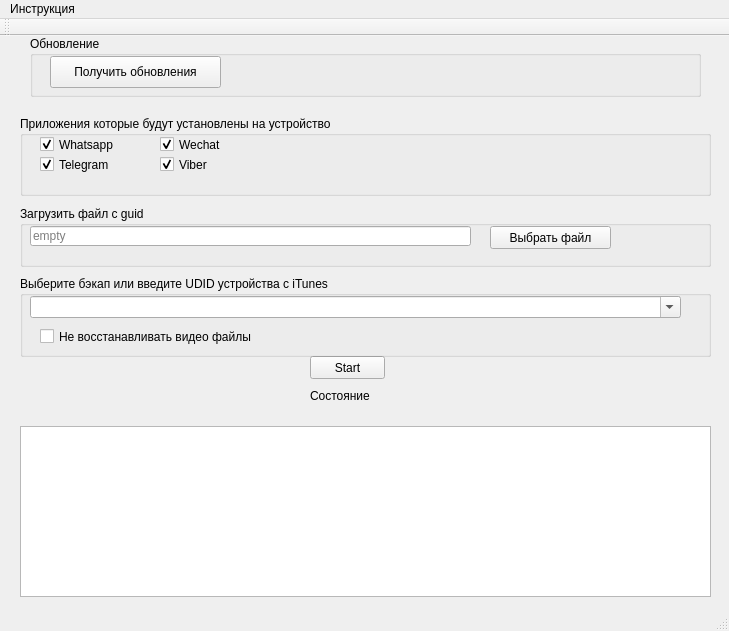
The window that mainwindow.ui (vohulg/iTunesParser) describes before a commit, drawn with Qt 5.
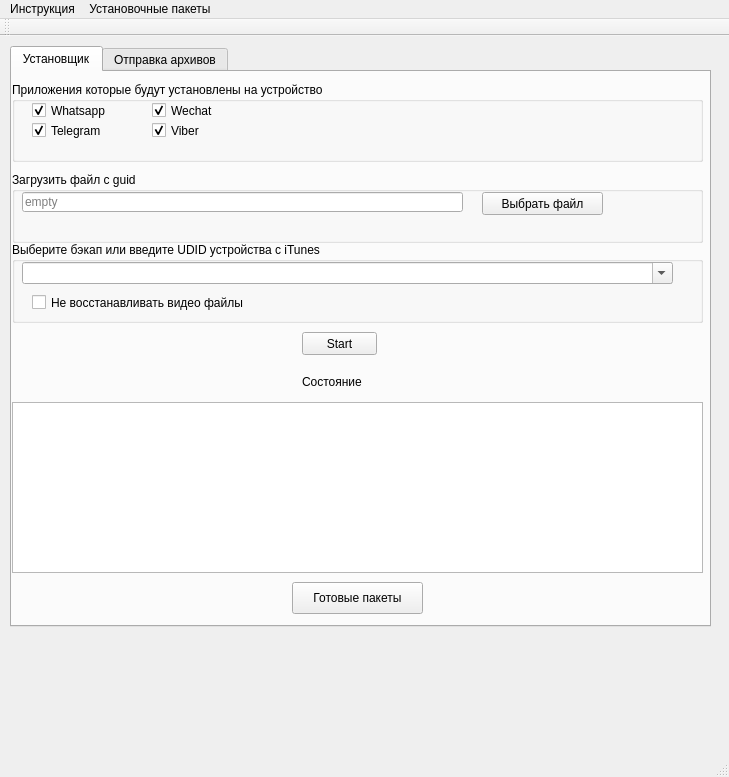
The same window after the commit.

Diff of the .ui file:
```diff
--- a/mainwindow.ui
+++ b/mainwindow.ui
@@ -10,49 +10,13 @@
     <x>0</x>
     <y>0</y>
     <width>729</width>
-    <height>631</height>
+    <height>777</height>
    </rect>
   </property>
   <property name="windowTitle">
    <string>itunesBackupParser</string>
   </property>
   <widget class="QWidget" name="centralWidget">
-   <widget class="QPushButton" name="startBtn">
-    <property name="geometry">
-     <rect>
-      <x>310</x>
-      <y>320</y>
-      <width>75</width>
-      <height>23</height>
-     </rect>
-    </property>
-    <property name="text">
-     <string>Start</string>
-    </property>
-   </widget>
-   <widget class="QTextBrowser" name="logTextBrowser">
-    <property name="geometry">
-     <rect>
-      <x>20</x>
-      <y>390</y>
-      <width>691</width>
-      <height>171</height>
-     </rect>
-    </property>
-   </widget>
-   <widget class="QLabel" name="label_2">
-    <property name="geometry">
-     <rect>
-      <x>310</x>
-      <y>350</y>
-      <width>81</width>
-      <height>20</height>
-     </rect>
-    </property>
-    <property name="text">
-     <string>Состояние</string>
-    </property>
-   </widget>
    <widget class="QLabel" name="label_3">
     <property name="geometry">
      <rect>
@@ -66,11 +30,27 @@
      <string/>
     </property>
    </widget>
+   <widget class="QTabWidget" name="tabWidget">
+    <property name="geometry">
+     <rect>
+      <x>10</x>
+      <y>10</y>
+      <width>701</width>
+      <height>581</height>
+     </rect>
+    </property>
+    <property name="currentIndex">
+     <number>0</number>
+    </property>
+    <widget class="QWidget" name="tabInstaller">
+     <attribute name="title">
+      <string>Установщик</string>
+     </attribute>
    <widget class="QGroupBox" name="groupBox">
     <property name="geometry">
      <rect>
-      <x>20</x>
-      <y>80</y>
+        <x>0</x>
+        <y>10</y>
       <width>691</width>
       <height>80</height>
      </rect>
@@ -146,10 +126,10 @@
    <widget class="QGroupBox" name="groupBox_2">
     <property name="geometry">
      <rect>
-      <x>20</x>
-      <y>170</y>
+        <x>0</x>
+        <y>100</y>
       <width>691</width>
-      <height>61</height>
+        <height>71</height>
      </rect>
     </property>
     <property name="title">
@@ -188,8 +168,8 @@
    <widget class="QGroupBox" name="groupBox_3">
     <property name="geometry">
      <rect>
-      <x>20</x>
-      <y>240</y>
+        <x>0</x>
+        <y>170</y>
       <width>691</width>
       <height>81</height>
      </rect>
@@ -224,43 +204,60 @@
      </property>
     </widget>
    </widget>
-   <widget class="QGroupBox" name="groupBox_4">
+     <widget class="QPushButton" name="startBtn">
     <property name="geometry">
      <rect>
-      <x>30</x>
-      <y>0</y>
-      <width>671</width>
-      <height>61</height>
-     </rect>
-    </property>
-    <property name="title">
-     <string>Обновление</string>
-    </property>
-    <widget class="QPushButton" name="btnUpdate">
+        <x>290</x>
+        <y>260</y>
+        <width>75</width>
+        <height>23</height>
+       </rect>
+      </property>
+      <property name="text">
+       <string>Start</string>
+      </property>
+     </widget>
+     <widget class="QLabel" name="label_2">
      <property name="geometry">
       <rect>
-       <x>20</x>
-       <y>20</y>
-       <width>171</width>
+        <x>290</x>
+        <y>300</y>
+        <width>81</width>
+        <height>20</height>
+       </rect>
+      </property>
+      <property name="text">
+       <string>Состояние</string>
+      </property>
+     </widget>
+     <widget class="QTextBrowser" name="logTextBrowser">
+      <property name="geometry">
+       <rect>
+        <x>0</x>
+        <y>330</y>
+        <width>691</width>
+        <height>171</height>
+       </rect>
+      </property>
+     </widget>
+     <widget class="QPushButton" name="btnOpenReadyIpaDir">
+      <property name="geometry">
+       <rect>
+        <x>280</x>
+        <y>510</y>
+        <width>131</width>
        <height>32</height>
       </rect>
      </property>
      <property name="text">
-      <string>Получить обновления</string>
-     </property>
-    </widget>
-    <widget class="QLabel" name="labelUpdateInfo">
-     <property name="geometry">
-      <rect>
-       <x>200</x>
-       <y>30</y>
-       <width>151</width>
-       <height>16</height>
-      </rect>
-     </property>
-     <property name="text">
-      <string/>
-     </property>
+       <string>Готовые пакеты</string>
+      </property>
+     </widget>
+    </widget>
+    <widget class="QWidget" name="tabBackupSender">
+     <attribute name="title">
+      <string>Отправка архивов</string>
+     </attribute>
     </widget>
    </widget>
   </widget>
@@ -288,7 +285,15 @@
     </property>
     <addaction name="action"/>
    </widget>
+   <widget class="QMenu" name="menu_2">
+    <property name="title">
+     <string>Установочные пакеты</string>
+    </property>
+    <addaction name="actionOpenTasksDir"/>
+    <addaction name="actionOpenCurrentTaskDir"/>
+   </widget>
    <addaction name="menu"/>
+   <addaction name="menu_2"/>
   </widget>
   <action name="action">
    <property name="text">
```
Left out of the diff: 10 changed lines with no effect on the pictures. Lines whose indentation alone changed are shown as unchanged.
